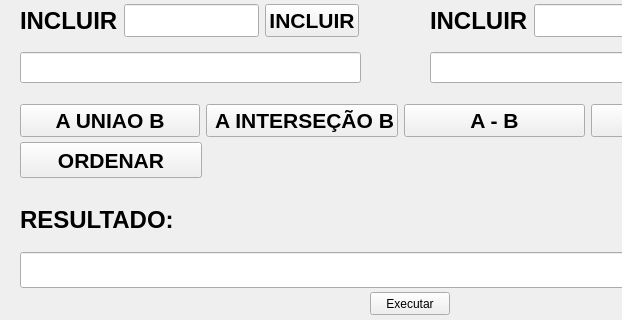
Qt form telaprincipal.ui (LeorafaelART/conjuntos1) before a commit; both pictures show x 0 to 622 and y 128 to 448 of the 784 by 801 pixel window.
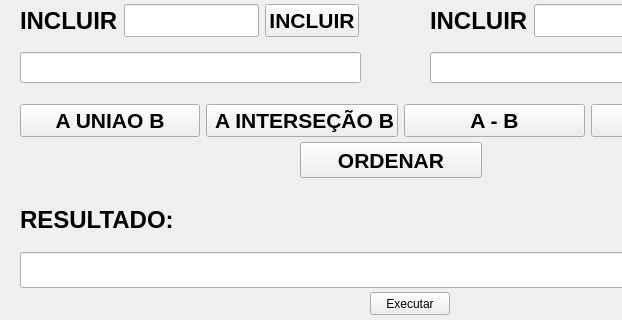
The same form after that commit.

What changed in the file:
```diff
--- a/telaprincipal.ui
+++ b/telaprincipal.ui
@@ -414,7 +414,7 @@
    <widget class="QPushButton" name="pushButtonCADiferencaCB_2">
     <property name="geometry">
      <rect>
-      <x>20</x>
+      <x>300</x>
       <y>270</y>
       <width>182</width>
       <height>36</height>
```
Left out of the diff: 2 changed lines with no effect on the pictures.
